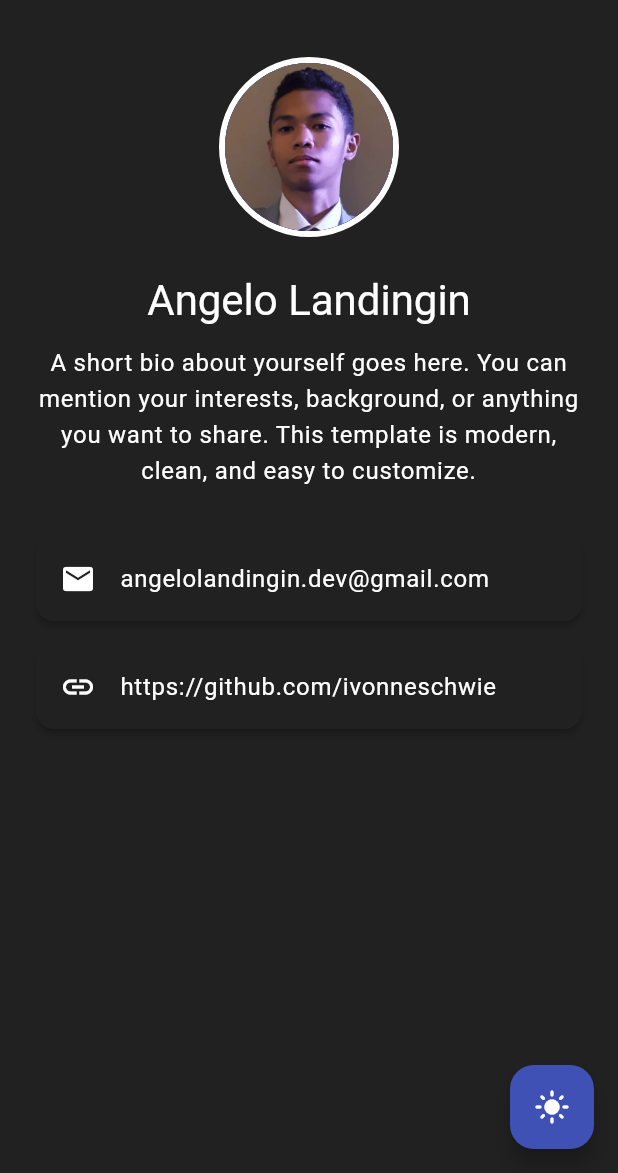
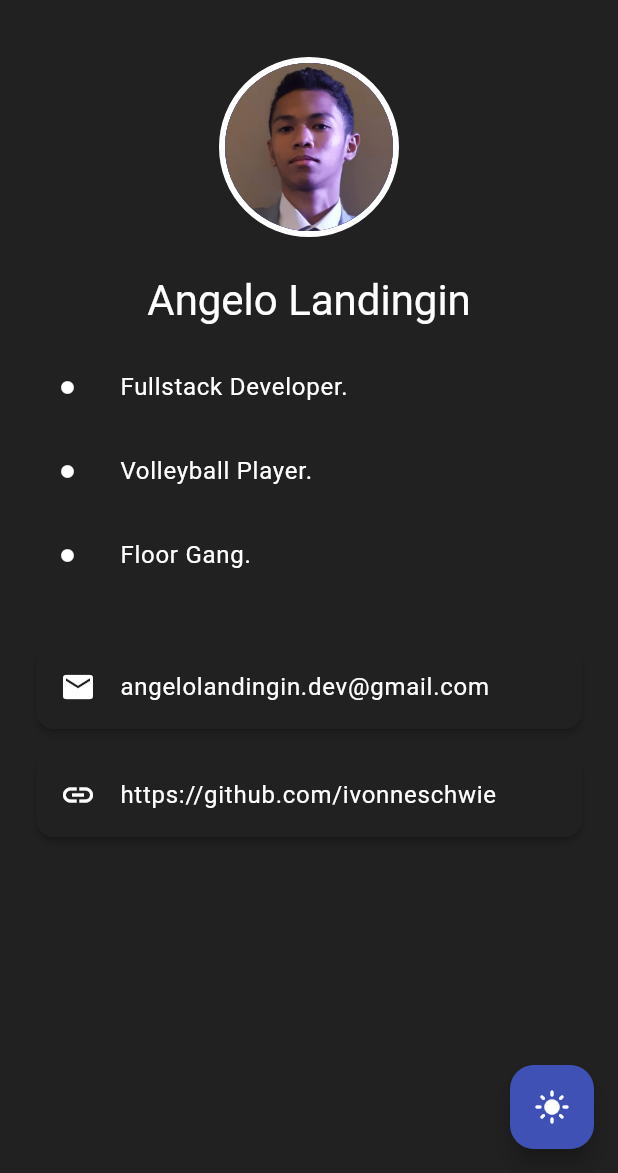
Before and after one commit to ivonneschwie/about_me, a Flutter app: the screen it shows after launch, after a tap on the "dark mode" icon, on a phone screen of 412 x 824 dp, the part 63-1236 px from its top. Run offline on Flutter 3.47's test engine with Material 3 defaults, Android fonts, the phone set to English and light mode, and no system bars.

Commit message:
3 facts added

```diff
--- a/lib/main.dart
+++ b/lib/main.dart
@@ -18,12 +18,10 @@ class _AboutMeAppState extends State<AboutMeApp> {
         colorScheme: ColorScheme.light(
           primary: Colors.blue,
           secondary: Colors.blueAccent,
-          background: Colors.white,
           surface: Colors.white,
           onPrimary: Colors.white,
           onSecondary: Colors.white,
-          onBackground: Colors.grey[800]!,
-          onSurface: Colors.black,
+          onSurface: Colors.grey[800]!,
         ),
       );
 
@@ -32,11 +30,9 @@ class _AboutMeAppState extends State<AboutMeApp> {
         colorScheme: ColorScheme.dark(
           primary: Colors.indigo,
           secondary: Colors.deepPurpleAccent,
-          background: Colors.black,
           surface: Colors.grey[900]!,
           onPrimary: Colors.white,
           onSecondary: Colors.white,
-          onBackground: Colors.white,
           onSurface: Colors.white,
         ),
       );
@@ -84,7 +80,7 @@ class AboutMePage extends StatelessWidget {
                 decoration: BoxDecoration(
                   shape: BoxShape.circle,
                   border: Border.all(
-                    color: Theme.of(context).colorScheme.onBackground,
+                    color: Theme.of(context).colorScheme.onSurface,
                     width: 4,
                   ),
                 ),
@@ -100,10 +96,22 @@ class AboutMePage extends StatelessWidget {
                 textAlign: TextAlign.center,
               ),
               const SizedBox(height: 12),
-              Text(
-                'A short bio about yourself goes here. You can mention your interests, background, or anything you want to share. This template is modern, clean, and easy to customize.',
-                textAlign: TextAlign.center,
-                style: Theme.of(context).textTheme.bodyLarge,
+              Column(
+                crossAxisAlignment: CrossAxisAlignment.start,
+                children: const [
+                  ListTile(
+                    leading: Icon(Icons.circle, size: 10),
+                    title: Text('Fullstack Developer.'),
+                  ),
+                  ListTile(
+                    leading: Icon(Icons.circle, size: 10),
+                    title: Text('Volleyball Player.'),
+                  ),
+                  ListTile(
+                    leading: Icon(Icons.circle, size: 10),
+                    title: Text('Floor Gang.'),
+                  ),
+                ],
               ),
               const SizedBox(height: 24),
               Card(
@@ -131,8 +139,8 @@ class AboutMePage extends StatelessWidget {
       ),
       floatingActionButton: FloatingActionButton(
         onPressed: onToggleTheme,
+        tooltip: isDarkMode ? 'Switch to Light Mode' : 'Switch to Dark Mode',
         child: Icon(isDarkMode ? Icons.light_mode : Icons.dark_mode),
-        tooltip: isDarkMode ? 'Switch to Light Mode' : 'Switch to Dark Mode',
       ),
     );
   }
```
